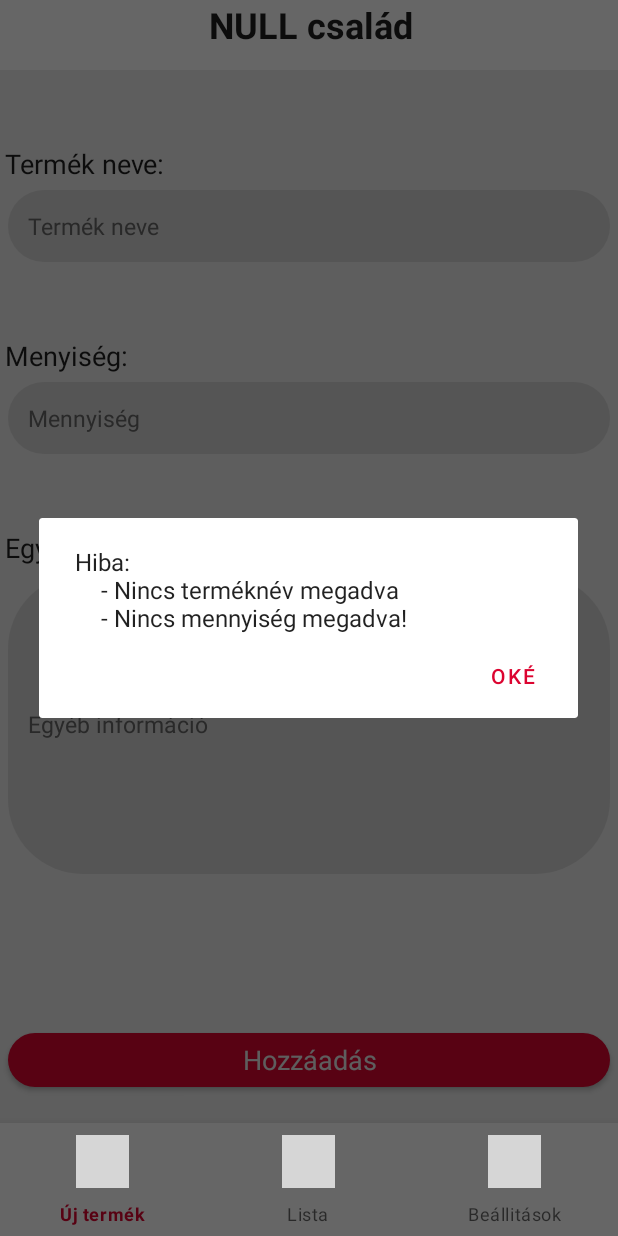
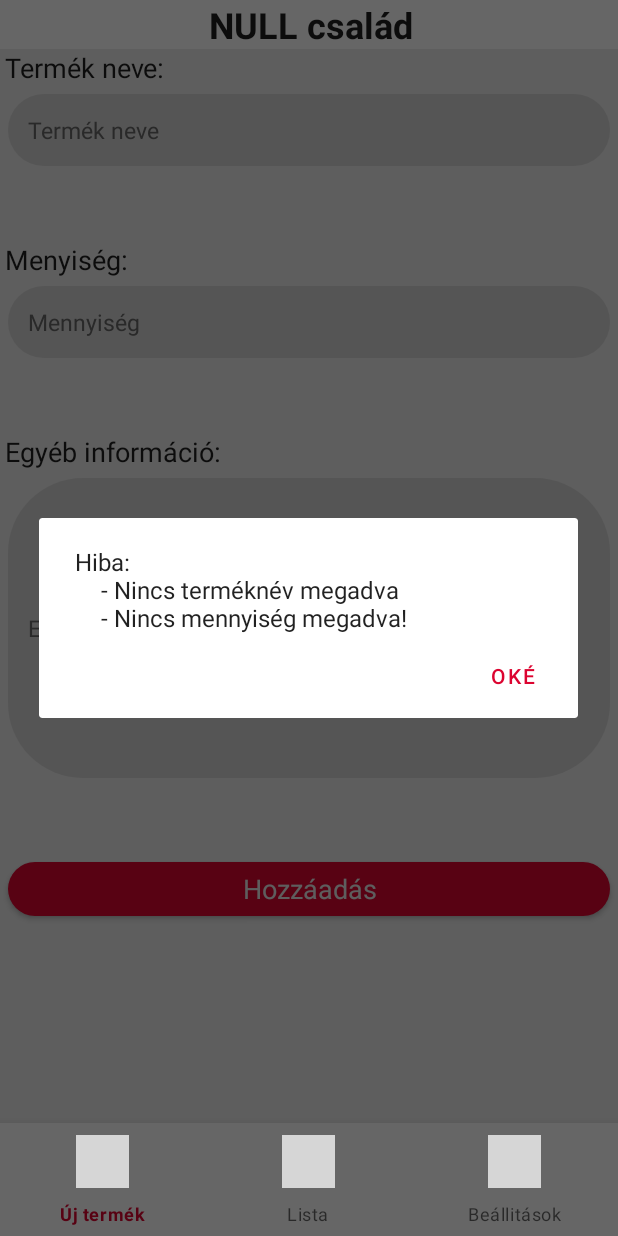
Before and after one commit to Darkk012/Family_Shopping_List, an Android app: the ListFragment screen opened directly, with no data from a screen before it, after a tap on "Hozzáadás", on a phone screen of 412 x 824 dp. Run offline under Robolectric (Android 15) with nearby library versions, the phone set to English and light mode, and no system bars; our stand-ins replace Firebase (no records; nobody signed in at launch, a user with empty details on screens opened directly); grey boxes are pictures that could not be loaded.

Commit message:
Finished
aletdialog!

```diff
--- a/app/src/main/java/com/example/family_shopping_list/RegisterFragment.java
+++ b/app/src/main/java/com/example/family_shopping_list/RegisterFragment.java
@@ -64,7 +64,7 @@ public class RegisterFragment extends Fragment {
                         }
 
                         if(!name.equals("") && !password.equals("") &&
-                                !name.contains(" ")&& !password.contains(" ")&&
+                                !name.contains(" ")&& name.length()>2 &&!password.contains(" ") && password.length()>6 &&
                                 password.equals(passwordAgain)&& !namein){
                             registingFamily.setName(name);
                             registingFamily.setPassword(password);
@@ -87,9 +87,11 @@ public class RegisterFragment extends Fragment {
                             message="Hiba: ";
                             if (name.equals("")) message += "\n - Nincs felhasználónév megadva";
                             else if(name.contains(" ")) message+="\n - A névben nem lehet üres karakter";
+                            else if(name.length()<3) message+="\n - A névnek minimum 3 karakter hosszúnak kell lennie";
                             else if(namein) message+= "\n - Ez a felhasználónév már foglalt";
                             if (password.equals("")) message += "\n - Nincs jelszó megadva";
                             else if(password.contains(" ")) message += "\n - A jelszóban nem lehet üres karakter";
+                            else if(password.length()<7) message+="\n - A jelszónak minimum 7 karakter hosszúnak kell lennie";
                             else if (!password.equals(passwordAgain)) message += "\n -A jelszavak nem egyeznek";
                             message += "!";
                             notGood.setMessage(message);
--- a/app/src/main/res/layout/activity_shopping_main.xml
+++ b/app/src/main/res/layout/activity_shopping_main.xml
@@ -15,7 +15,6 @@
         android:gravity="center"
         android:textSize="24sp"
         android:textStyle="bold"
-        app:layout_constraintEnd_toEndOf="parent"
         app:layout_constraintStart_toStartOf="parent"
         app:layout_constraintTop_toTopOf="parent" />
 
@@ -23,11 +22,10 @@
         android:id="@+id/shoppingFrame"
         style="@style/Theme.Family_Shopping_List.Layout"
         android:layout_width="match_parent"
-        android:layout_height="731dp"
-        app:layout_constraintBottom_toBottomOf="parent"
-        app:layout_constraintEnd_toEndOf="parent"
+        android:layout_height="0dp"
+        app:layout_constraintBottom_toTopOf="@+id/menu"
         app:layout_constraintStart_toStartOf="parent"
-        app:layout_constraintTop_toTopOf="parent" />
+        app:layout_constraintTop_toBottomOf="@+id/familyTv" />
 
     <com.google.android.material.bottomnavigation.BottomNavigationView
         android:id="@+id/menu"
--- a/app/src/main/res/layout/fragment_list_add.xml
+++ b/app/src/main/res/layout/fragment_list_add.xml
@@ -13,7 +13,6 @@
         style="@style/Theme.Family_Shopping_List.TextView"
         android:layout_width="match_parent"
         android:layout_height="wrap_content"
-        android:layout_marginTop="50dp"
         android:text="Termék neve:"
         app:layout_constraintStart_toStartOf="parent"
         app:layout_constraintTop_toTopOf="parent" />
@@ -56,7 +55,7 @@
         style="@style/Theme.Family_Shopping_List.Button"
         android:layout_width="match_parent"
         android:layout_height="wrap_content"
-        android:layout_marginTop="100dp"
+        android:layout_marginTop="50dp"
         android:text="Hozzáadás"
         app:layout_constraintStart_toStartOf="parent"
         app:layout_constraintTop_toBottomOf="@+id/productInformationEt" />
```
Also changed, not shown: app/src/main/java/com/example/family_shopping_list/ListFragment.java (+8 -8 lines), app/src/main/java/com/example/family_shopping_list/SettingFragment.java (+6 -2 lines).
